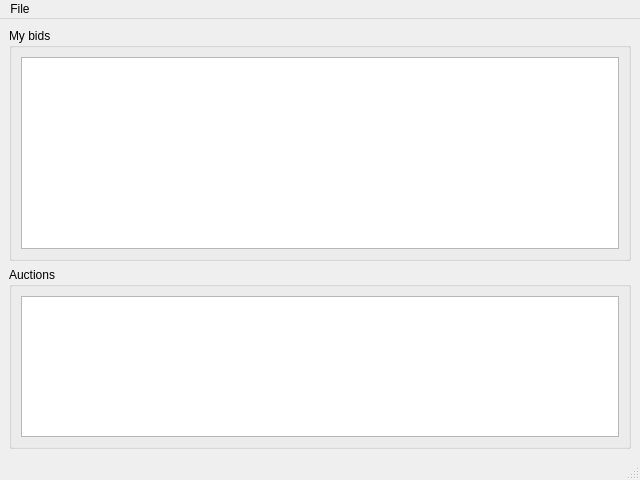
Qt form src/app/mainwindow.ui (ABBAPOH/sniper) before a commit.
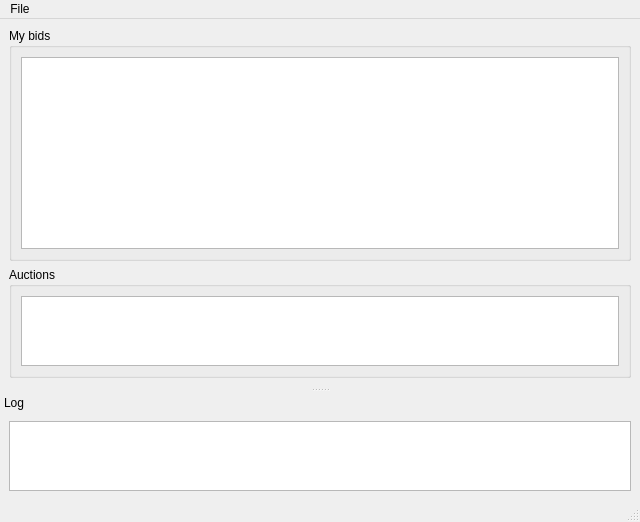
The same form after that commit.

What changed in the file:
```diff
--- a/src/app/mainwindow.ui
+++ b/src/app/mainwindow.ui
@@ -7,7 +7,7 @@
     <x>0</x>
     <y>0</y>
     <width>640</width>
-    <height>480</height>
+    <height>520</height>
    </rect>
   </property>
   <property name="windowTitle">
@@ -67,6 +67,36 @@
    <addaction name="menuFile"/>
   </widget>
   <widget class="QStatusBar" name="statusbar"/>
+  <widget class="QDockWidget" name="dockWidget">
+   <property name="floating">
+    <bool>false</bool>
+   </property>
+   <property name="features">
+    <set>QDockWidget::NoDockWidgetFeatures</set>
+   </property>
+   <property name="windowTitle">
+    <string>Log</string>
+   </property>
+   <attribute name="dockWidgetArea">
+    <number>8</number>
+   </attribute>
+   <widget class="QWidget" name="dockWidgetContents">
+    <layout class="QVBoxLayout" name="verticalLayout_4">
+     <item>
+      <widget class="QPlainTextEdit" name="logView">
+       <property name="font">
+        <font>
+         <family>Monospace</family>
+        </font>
+       </property>
+       <property name="readOnly">
+        <bool>true</bool>
+       </property>
+      </widget>
+     </item>
+    </layout>
+   </widget>
+  </widget>
   <action name="actionQuit">
    <property name="text">
     <string>Quit</string>
```
Left out of the diff: 2 changed lines with no effect on the pictures.
